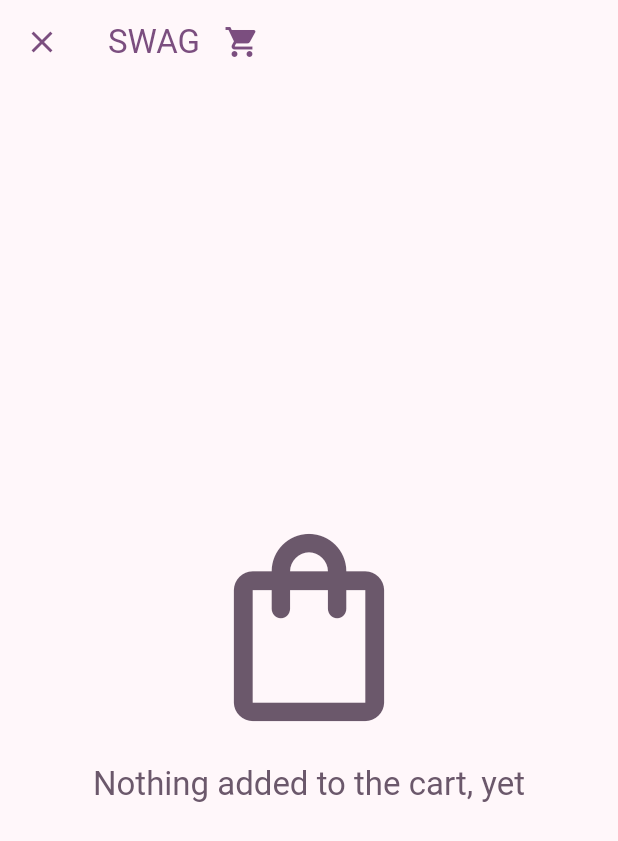
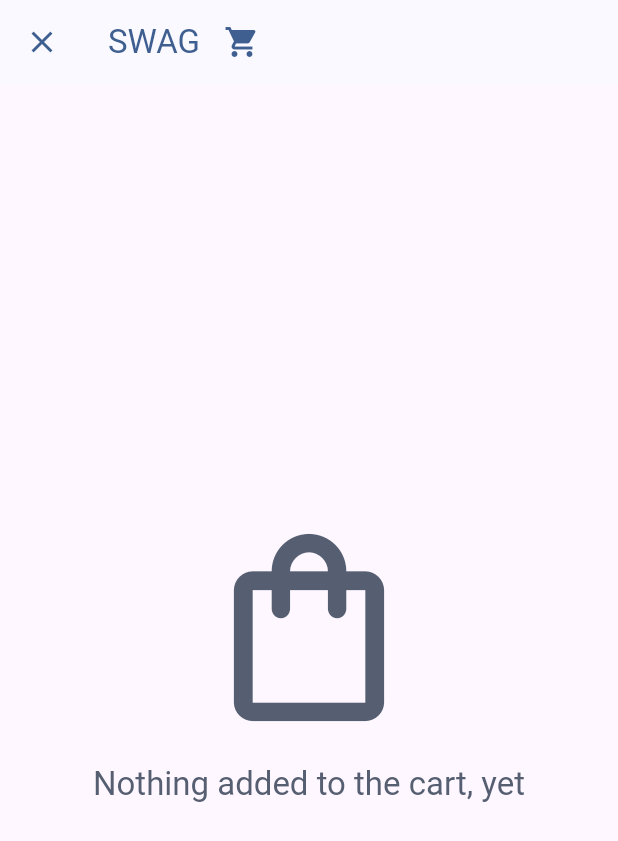
Before and after one commit to VadymPinchuk/conference_app, a Flutter app: the screen it shows after launch, after a tap on "Cart", on a phone screen of 412 x 824 dp. Shown: the top 841 px of the screen. Run offline on Flutter 3.47's test engine with Material 2 defaults, Android fonts, the light colour scheme and no system bars; our stand-ins replace bloc, flutter_bloc, font_awesome_flutter, go_router, shimmer; network calls fail.

Commit message:
Fixed routing in the app

```diff
--- a/swag_store_app/lib/feature/cart/cart_screen.dart
+++ b/swag_store_app/lib/feature/cart/cart_screen.dart
@@ -8,12 +8,7 @@ import 'package:swag_store_app/feature/cart/cart_bloc.dart';
 import 'package:swag_store_app/feature/products/product_tile.dart';
 
 class CartScreen extends StatelessWidget {
-  final String prevScreen;
-
-  const CartScreen({
-    super.key,
-    this.prevScreen = '',
-  });
+  const CartScreen({super.key});
 
   @override
   Widget build(BuildContext context) {
@@ -22,7 +17,7 @@ class CartScreen extends StatelessWidget {
       appBar: AppBar(
         leading: IconButton(
           icon: Icon(Icons.close, color: primary),
-          onPressed: () => prevScreen.isEmpty ? exit(0) : context.go('/$prevScreen'),
+          onPressed: () => context.canPop() ? context.pop() : exit(0),
         ),
         title: Row(
           children: [
--- a/swag_store_app/lib/main.dart
+++ b/swag_store_app/lib/main.dart
@@ -42,21 +42,8 @@ class SwagStoreApp extends StatefulWidget {
 }
 
 class _SwagStoreAppState extends State<SwagStoreApp> {
-  var colorScheme = ColorScheme.fromSeed(seedColor: Colors.purple);
-
-  void _fetchTheme() async {
-    var newColorScheme = await ColorScheme.fromImageProvider(
-      provider: const NetworkImage(
-          'https://storage.googleapis.com/cms-storage-bucket/0dbfcc7a59cd1cf16282.png'),
-    );
-    setState(() {
-      colorScheme = newColorScheme;
-    });
-  }
-
   @override
   Widget build(BuildContext context) {
-    _fetchTheme();
     return RepositoryProvider(
       lazy: false,
       create: (_) => ShopRepository(MockApi()),
@@ -76,10 +63,14 @@ class _SwagStoreAppState extends State<SwagStoreApp> {
         child: MaterialApp.router(
           routerConfig: widget._router,
           title: 'Not Official Swag Store',
-          theme: ThemeData(
-            useMaterial3: true,
-            colorScheme: colorScheme,
-          )
+          theme: ThemeData.light(useMaterial3: true).copyWith(
+            colorScheme:
+                ColorScheme.fromSeed(seedColor: const Color(0xFF042B59)),
+          ),
+          darkTheme: ThemeData.dark(useMaterial3: true).copyWith(
+            colorScheme:
+                ColorScheme.fromSeed(seedColor: const Color(0xFF027DFD)),
+          ),
         ),
       ),
     );
--- a/swag_store_app/lib/main_screen.dart
+++ b/swag_store_app/lib/main_screen.dart
@@ -35,7 +35,7 @@ class MainScreen extends StatelessWidget {
           theme,
           FontAwesomeIcons.store,
           'Products',
-          () => context.go('/${Routes.products.name}', extra: ''),
+          () => context.push('/${Routes.products.name}'),
         ),
       )
       ..add(
@@ -43,7 +43,7 @@ class MainScreen extends StatelessWidget {
           theme,
           FontAwesomeIcons.cartShopping,
           'Cart',
-          () => context.go('/${Routes.cart.name}', extra: ''),
+          () => context.push('/${Routes.cart.name}'),
         ),
       )
       ..add(_emptyPoint(context, theme))
--- a/swag_store_app/lib/router.dart
+++ b/swag_store_app/lib/router.dart
@@ -23,7 +23,7 @@ final GoRouter mainRouter = GoRouter(
         GoRoute(
           path: Routes.cart.name,
           builder: (BuildContext context, GoRouterState state) {
-            return CartScreen(prevScreen: state.extra?.toString() ?? '/');
+            return const CartScreen();
           },
         ),
       ],
```
Also changed, not shown: swag_store_app/lib/feature/products/products_screen.dart (+3 -10 lines).
